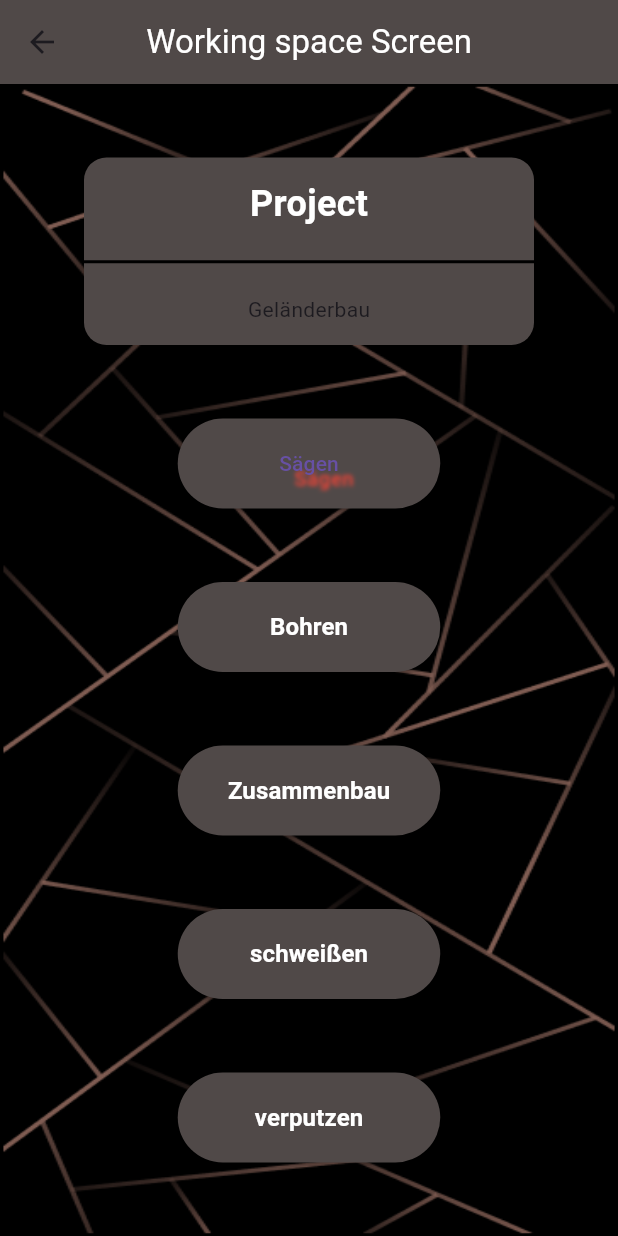
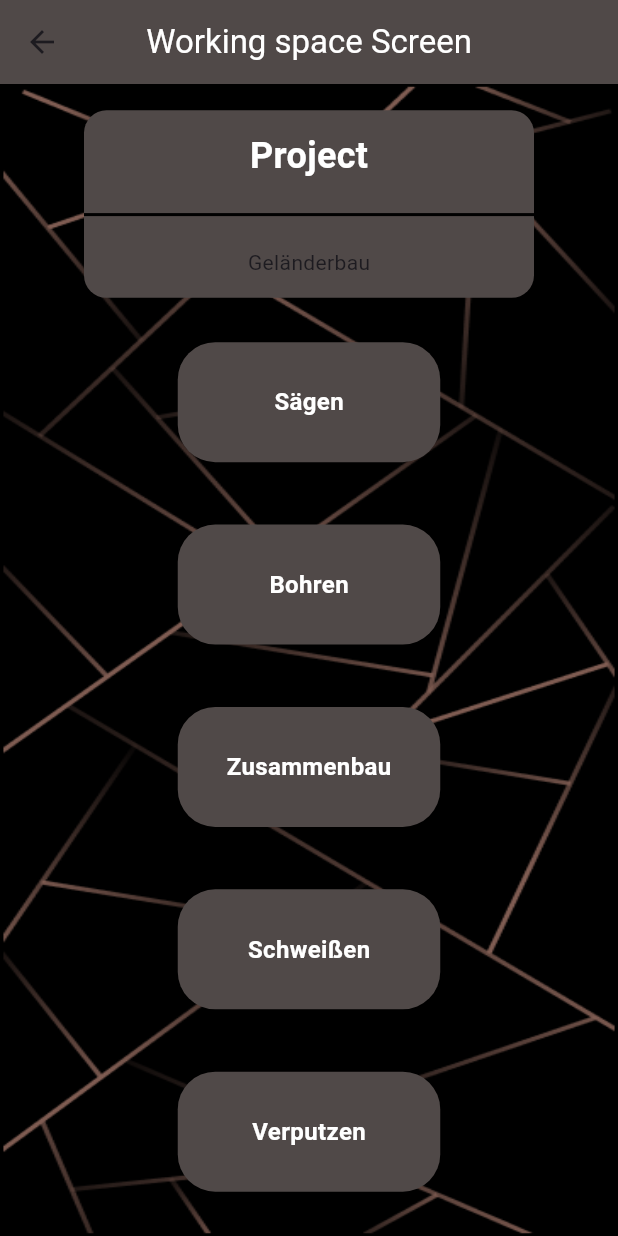
Before and after one commit to Daniel160879/Zeiterfassung-App, a Flutter app: the ChooseProjectScreen screen opened directly, after a tap on "Geländerbau", on a phone screen of 412 x 824 dp. Run offline on Flutter 3.47's test engine with Material 3 defaults, Android fonts, the phone set to English and light mode, and no system bars; our stand-ins replace table_calendar.

Commit message:
"bis zur zeiterfassung erstmal fertig,noch design pushen später"

```diff
--- a/lib/const/theme/theme.dart
+++ b/lib/const/theme/theme.dart
@@ -1,10 +1,4 @@
 import 'package:flutter/material.dart';
-
-const myTextStyle = TextStyle(
-  color: Color.fromARGB(255, 255, 255, 255),
-  fontSize: 16,
-  fontWeight: FontWeight.bold,
-);
 
 const myHomeButtonStyle = ButtonStyle(
   fixedSize: MaterialStatePropertyAll(Size(175, 60)),
@@ -36,3 +30,9 @@ const myClockStyle = TextStyle(
   fontSize: 65,
   fontWeight: FontWeight.bold,
 );
+
+const myTextStyle = TextStyle(
+  color: Color.fromARGB(255, 255, 255, 255),
+  fontSize: 16,
+  fontWeight: FontWeight.bold,
+);
--- a/lib/screens/Zeiterfassung/ProjectScreen/Item/project_item.dart
+++ b/lib/screens/Zeiterfassung/ProjectScreen/ItemModel/project_item.dart
@@ -1,7 +1,7 @@
 import 'package:flutter/material.dart';
 import 'package:meine_zeiterfassungs_app/const/theme/theme.dart';
 import 'package:meine_zeiterfassungs_app/screens/Zeiterfassung/ProjectScreen/Data/project.dart';
-import 'package:meine_zeiterfassungs_app/screens/Zeiterfassung/WorkingSpaceScreen/working_space.dart';
+import 'package:meine_zeiterfassungs_app/screens/Zeiterfassung/WorkingSpaceScreen/workingspace_screen.dart';
 
 class ProjectItem extends StatelessWidget {
   const ProjectItem({
@@ -24,7 +24,7 @@ class ProjectItem extends StatelessWidget {
                   context,
                   MaterialPageRoute(
                     builder: (context) => ChooseWorkingSpace(
-                      project: project.title,
+                      project: project,
                     ),
                   ));
             },
--- a/lib/screens/Zeiterfassung/ProjectScreen/project_screen.dart
+++ b/lib/screens/Zeiterfassung/ProjectScreen/project_screen.dart
@@ -1,6 +1,6 @@
 import 'package:flutter/material.dart';
 import 'package:meine_zeiterfassungs_app/screens/Zeiterfassung/ProjectScreen/Data/project.dart';
-import 'package:meine_zeiterfassungs_app/screens/Zeiterfassung/ProjectScreen/Item/project_item.dart';
+import 'package:meine_zeiterfassungs_app/screens/Zeiterfassung/ProjectScreen/ItemModel/project_item.dart';
 import 'package:meine_zeiterfassungs_app/screens/Zeiterfassung/ProjectScreen/Repository/project_repository.dart';
 
 class ChooseProjectScreen extends StatefulWidget {
--- /dev/null
+++ b/lib/screens/Zeiterfassung/WorkingSpaceScreen/Data/workplace.dart
@@ -0,0 +1,22 @@
+// ignore_for_file: public_member_api_docs, sort_constructors_first
+
+import 'dart:ui';
+
+class WorkPlace {
+  final String title;
+  final Color color;
+  WorkPlace({
+    required this.title,
+    required this.color,
+  });
+
+  WorkPlace copyWith({
+    String? title,
+    Color? color,
+  }) {
+    return WorkPlace(
+      title: title ?? this.title,
+      color: color ?? this.color,
+    );
+  }
+}
--- /dev/null
+++ b/lib/screens/Zeiterfassung/WorkingSpaceScreen/ItemModel/workplace_item.dart
@@ -0,0 +1,48 @@
+import 'package:flutter/material.dart';
+import 'package:meine_zeiterfassungs_app/const/theme/theme.dart';
+import 'package:meine_zeiterfassungs_app/screens/Zeiterfassung/ProjectScreen/Data/project.dart';
+import 'package:meine_zeiterfassungs_app/screens/Zeiterfassung/TimeRecordingScreen/time_recording_screen.dart';
+import 'package:meine_zeiterfassungs_app/screens/Zeiterfassung/WorkingSpaceScreen/Data/workplace.dart';
+
+class WorkPlaceItem extends StatelessWidget {
+  const WorkPlaceItem({super.key, required this.project, required this.workplace});
+
+  final Project project;
+  final WorkPlace workplace;
+  @override
+  Widget build(BuildContext context) {
+    return Padding(
+      padding: const EdgeInsets.all(12),
+      child: Column(
+        mainAxisAlignment: MainAxisAlignment.center,
+        children: [
+          GestureDetector(
+            onTap: () {
+              Navigator.push(
+                  context,
+                  MaterialPageRoute(
+                    builder: (context) => TimeRecordingScreen(
+                      workPlace: workplace.title,
+                      project: project.title,
+                    ),
+                  ));
+            },
+            child: Container(
+              alignment: Alignment.center,
+              height: 80,
+              width: 175,
+              decoration: BoxDecoration(
+                borderRadius: BorderRadius.circular(25),
+                color: const Color.fromARGB(255, 80, 73, 72),
+              ),
+              child: Text(
+                workplace.title,
+                style: myTextStyle,
+              ),
+            ),
+          )
+        ],
+      ),
+    );
+  }
+}
--- /dev/null
+++ b/lib/screens/Zeiterfassung/WorkingSpaceScreen/Repository/workplace_repository.dart
@@ -0,0 +1,31 @@
+import 'package:flutter/material.dart';
+import 'package:meine_zeiterfassungs_app/screens/Zeiterfassung/WorkingSpaceScreen/Data/workplace.dart';
+
+class WorkPlaceRepoitory {
+  List<WorkPlace> getWorkPlace() {
+    return workPlaceMock;
+  }
+}
+
+List<WorkPlace> workPlaceMock = [
+  WorkPlace(
+    title: 'Sägen',
+    color: const Color.fromARGB(255, 80, 73, 72),
+  ),
+  WorkPlace(
+    title: 'Bohren',
+    color: const Color.fromARGB(255, 80, 73, 72),
+  ),
+  WorkPlace(
+    title: 'Zusammenbau',
+    color: const Color.fromARGB(255, 80, 73, 72),
+  ),
+  WorkPlace(
+    title: 'Schweißen',
+    color: const Color.fromARGB(255, 80, 73, 72),
+  ),
+  WorkPlace(
+    title: 'Verputzen',
+    color: const Color.fromARGB(255, 80, 73, 72),
+  ),
+];
--- a/lib/screens/Zeiterfassung/WorkingSpaceScreen/data/working.dart
+++ /dev/null
@@ -1,4 +0,0 @@
-class Working {
-  final String title;
-  Working({required this.title});
-}
--- a/lib/screens/Zeiterfassung/WorkingSpaceScreen/working_space.dart
+++ /dev/null
@@ -1,159 +0,0 @@
-import 'package:flutter/material.dart';
-import 'package:meine_zeiterfassungs_app/const/theme/theme.dart';
-import 'package:meine_zeiterfassungs_app/screens/Zeiterfassung/WorkingSpaceScreen/data/working.dart';
-import 'package:meine_zeiterfassungs_app/screens/Zeiterfassung/ZeiterfassungsScreen/timerecording_screen.dart';
-
-class ChooseWorkingSpace extends StatefulWidget {
-  final String project;
-
-  const ChooseWorkingSpace({super.key, required this.project});
-
-  @override
-  State<ChooseWorkingSpace> createState() => _ChooseWorkingSpaceState();
-}
-
-Working working1 = Working(title: 'Sägen');
-Working working2 = Working(title: 'Bohren');
-Working working3 = Working(title: 'Zusammenbau');
-Working working4 = Working(title: 'Schweißen');
-Working working5 = Working(title: 'Verputzen');
-
-class _ChooseWorkingSpaceState extends State<ChooseWorkingSpace> {
-  @override
-  Widget build(BuildContext context) {
-    return Scaffold(
-      appBar: AppBar(
-        centerTitle: true,
-        backgroundColor: const Color.fromARGB(255, 80, 73, 72),
-        title: const Text(
-          'Working space Screen',
-          style: TextStyle(
-            color: Colors.white,
-          ),
-        ),
-      ),
-      body: Container(
-        decoration: const BoxDecoration(
-          image: DecorationImage(
-              image: AssetImage(
-                'assets/background/background.png',
-              ),
-              fit: BoxFit.fill),
-        ),
-        child: Center(
-          child: Column(
-            mainAxisAlignment: MainAxisAlignment.spaceEvenly,
-            children: [
-              Container(
-                height: 125,
-                width: 300,
-                decoration: const BoxDecoration(
-                  borderRadius: BorderRadius.all(
-                    Radius.circular(15),
-                  ),
-                  color: Color.fromARGB(255, 80, 73, 72),
-                ),
-                child: Center(
-                  child: Column(
-                    mainAxisAlignment: MainAxisAlignment.spaceEvenly,
-                    children: [
-                      const Text(
-                        'Project',
-                        style: myAppBarTextStyle,
-                      ),
-                      const Divider(
-                        color: Colors.black,
-                        thickness: 2,
-                      ),
-                      Text(widget.project),
-                    ],
-                  ),
-                ),
-              ),
-              ElevatedButton(
-                style: myWorkingSpaceButtonStyle,
-                onPressed: () {
-                  Navigator.push(
-                      context,
-                      MaterialPageRoute(
-                          builder: (context) => TimeRecordingScreen(
-                                project: widget.project,
-                                workingSpace: working1.title,
-                              )));
-                },
-                child: const Text('Sägen',
-                    style: TextStyle(shadows: <Shadow>[
-                      Shadow(offset: Offset(10, 10), blurRadius: 3.0, color: Colors.red),
-                    ])),
-              ),
-              ElevatedButton(
-                style: myWorkingSpaceButtonStyle,
-                onPressed: () {
-                  Navigator.push(
-                      context,
-                      MaterialPageRoute(
-                          builder: (context) => TimeRecordingScreen(
-                                project: widget.project,
-                                workingSpace: working2.title,
-                              )));
-                },
-                child: const Text(
-                  'Bohren',
-                  style: myTextStyle,
-                ),
-              ),
-              ElevatedButton(
-                style: myWorkingSpaceButtonStyle,
-                onPressed: () {
-                  Navigator.push(
-                      context,
-                      MaterialPageRoute(
-                          builder: (context) => TimeRecordingScreen(
-                                project: widget.project,
-                                workingSpace: working3.title,
-                              )));
-                },
-                child: const Text(
-                  'Zusammenbau',
-                  style: myTextStyle,
-                ),
-              ),
-              ElevatedButton(
-                style: myWorkingSpaceButtonStyle,
-                onPressed: () {
-                  Navigator.push(
-                      context,
-                      MaterialPageRoute(
-                          builder: (context) => TimeRecordingScreen(
-                                project: widget.project,
-                                workingSpace: working4.title,
-                              )));
-                },
-                child: const Text(
-                  'schweißen',
-                  style: myTextStyle,
-                ),
-              ),
-              ElevatedButton(
-                style: myWorkingSpaceButtonStyle,
-                onPressed: () {
-                  Navigator.push(
-                      context,
-                      MaterialPageRoute(
-                          builder: (context) => TimeRecordingScreen(
-                                project: widget.project,
-                                workingSpace: working5.title,
-                              )));
-                },
-                child: const Text(
-                  'verputzen',
-                  style: myTextStyle,
-                ),
-              ),
-            ],
-          ),
-        ),
-      ),
-    );
-  }
-}
--- /dev/null
+++ b/lib/screens/Zeiterfassung/WorkingSpaceScreen/workingspace_screen.dart
@@ -0,0 +1,84 @@
+import 'package:flutter/material.dart';
+import 'package:meine_zeiterfassungs_app/const/theme/theme.dart';
+import 'package:meine_zeiterfassungs_app/screens/Zeiterfassung/ProjectScreen/Data/project.dart';
+import 'package:meine_zeiterfassungs_app/screens/Zeiterfassung/WorkingSpaceScreen/Data/workplace.dart';
+import 'package:meine_zeiterfassungs_app/screens/Zeiterfassung/WorkingSpaceScreen/ItemModel/workplace_item.dart';
+import 'package:meine_zeiterfassungs_app/screens/Zeiterfassung/WorkingSpaceScreen/Repository/workplace_repository.dart';
+
+class ChooseWorkingSpace extends StatefulWidget {
+  final Project project;
+
+  const ChooseWorkingSpace({super.key, required this.project});
+
+  @override
+  State<ChooseWorkingSpace> createState() => _ChooseWorkingSpaceState();
+}
+
+class _ChooseWorkingSpaceState extends State<ChooseWorkingSpace> {
+  final workPlace = WorkPlaceRepoitory().getWorkPlace();
+  final List<WorkPlace> workPlaceList = [];
+  final List workPlaceItem = [];
+
+  @override
+  Widget build(BuildContext context) {
+    return Scaffold(
+        appBar: AppBar(
+          centerTitle: true,
+          backgroundColor: const Color.fromARGB(255, 80, 73, 72),
+          title: const Text(
+            'Working space Screen',
+            style: TextStyle(
+              color: Colors.white,
+            ),
+          ),
+        ),
+        body: Container(
+          decoration: const BoxDecoration(
+            image: DecorationImage(
+                image: AssetImage(
+                  'assets/background/background.png',
+                ),
+                fit: BoxFit.fill),
+          ),
+          child: Center(
+            child: Column(
+              mainAxisAlignment: MainAxisAlignment.spaceEvenly,
+              children: [
+                Container(
+                  height: 125,
+                  width: 300,
+                  decoration: const BoxDecoration(
+                    borderRadius: BorderRadius.all(
+                      Radius.circular(15),
+                    ),
+                    color: Color.fromARGB(255, 80, 73, 72),
+                  ),
+                  child: Center(
+                    child: Column(
+                      mainAxisAlignment: MainAxisAlignment.spaceEvenly,
+                      children: [
+                        const Text(
+                          'Project',
+                          style: myAppBarTextStyle,
+                        ),
+                        const Divider(
+                          color: Colors.black,
+                          thickness: 2,
+                        ),
+                        Text(widget.project.title),
+                      ],
+                    ),
+                  ),
+                ),
+
+                for (final workPlaceList in workPlace)
+                  WorkPlaceItem(
+                    project: widget.project,
+                    workplace: workPlaceList,
+                  ) //wefwefwefwefwef
+              ],
+            ),
+          ),
+        ));
+  }
+}
```
Also changed, not shown: lib/screens/Zeiterfassung/TimeRecordingScreen/time_recording_screen.dart (added, +16 -0 lines), lib/screens/Zeiterfassung/WorkingSpaceScreen/widget_elevated_button.dart/elevated_bttn.dart (deleted, +0 -15 lines), lib/screens/Zeiterfassung/ZeiterfassungsScreen/timerecording_screen.dart (deleted, +0 -145 lines), lib/screens/Zeiterfassung/ZeiterfassungsScreen/data/widget_clock.dart (deleted).
